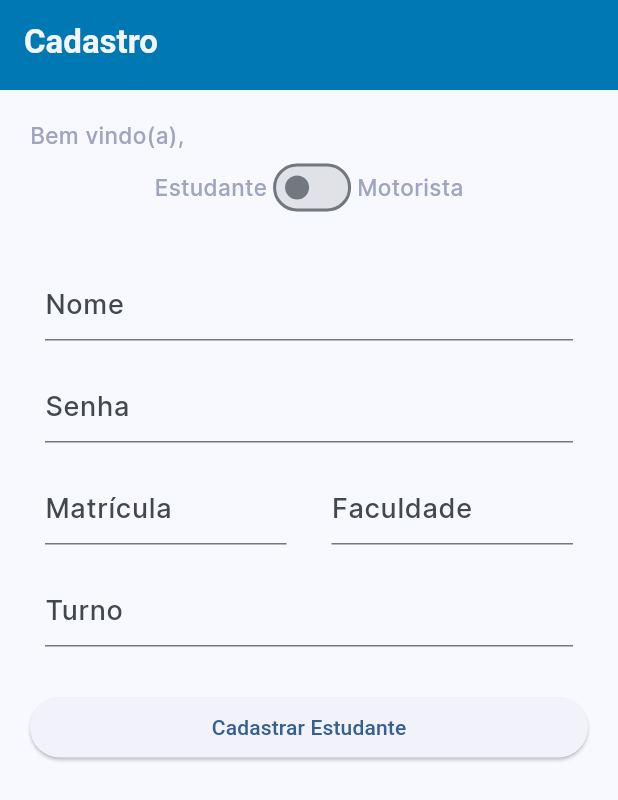
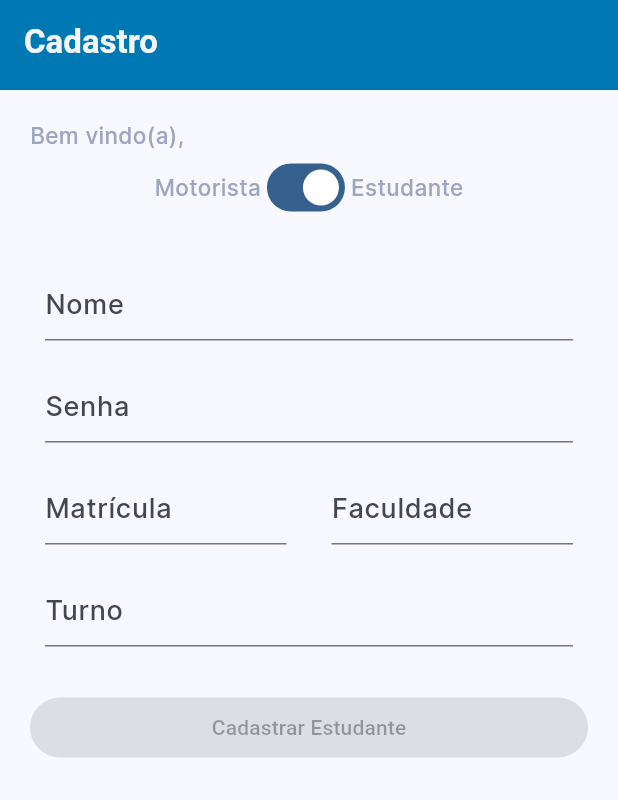
Before and after one commit to raixasantos/unibus, a Flutter app: the screen it shows after launch, after a tap on "Cadastro", on a phone screen of 412 x 824 dp. Shown: the top 800 px of the screen. Run offline on Flutter 3.47's test engine with Material 2 defaults, Android fonts, the phone set to English and light mode, and no system bars; our stand-ins replace geolocator, google_maps_flutter.

Commit message:
provider

```diff
--- /dev/null
+++ b/lib/components/CadastroProvider.dart
@@ -0,0 +1,82 @@
+import 'package:flutter/material.dart';
+
+class CadastroProvider with ChangeNotifier {
+  String _name = '';
+  String _senha = '';
+  bool _isMotorista = false; // Alterado para _isMotorista
+  String _matricula = '';
+  String _faculdade = '';
+  String _turno = '';
+  String _numeroCarteira = '';
+
+  bool get isCadastrarEnabled {
+    if (_isMotorista) {
+      return _name.isNotEmpty &&
+          _senha.isNotEmpty &&
+          _numeroCarteira.isNotEmpty;
+    } else {
+      return _name.isNotEmpty &&
+          _senha.isNotEmpty &&
+          _matricula.isNotEmpty &&
+          _faculdade.isNotEmpty &&
+          _turno.isNotEmpty;
+    }
+  }
+
+  String get name => _name;
+
+  set name(String value) {
+    _name = value;
+    print("Tem Nome");
+    notifyListeners();
+  }
+
+  String get senha => _senha;
+
+  set senha(String value) {
+    _senha = value;
+    print("Tem Senha");
+    notifyListeners();
+  }
+
+  bool get isMotorista => _isMotorista; // Alterado para isMotorista
+
+  set isMotorista(bool value) {
+    // Alterado para isMotorista
+    _isMotorista = value;
+    print("Motorista: $_isMotorista");
+    notifyListeners();
+  }
+
+  String get matricula => _matricula;
+
+  set matricula(String value) {
+    _matricula = value;
+    print("Tem matricula");
+    notifyListeners();
+  }
+
+  String get faculdade => _faculdade;
+
+  set faculdade(String value) {
+    _faculdade = value;
+    print("Tem faculdade");
+    notifyListeners();
+  }
+
+  String get turno => _turno;
+
+  set turno(String value) {
+    _turno = value;
+    print("Tem turno");
+    notifyListeners();
+  }
+
+  String get numeroCarteira => _numeroCarteira;
+
+  set numeroCarteira(String value) {
+    _numeroCarteira = value;
+    print("Tem carteira");
+    notifyListeners();
+  }
+}
--- a/lib/main.dart
+++ b/lib/main.dart
@@ -1,11 +1,21 @@
 import 'package:flutter/material.dart';
 import 'package:unibus/screens/login.dart';
 import 'package:unibus/theme.dart';
+import 'package:provider/provider.dart';
 
-void main() => runApp(const MyApp());
+import 'components/CadastroProvider.dart';
+
+void main() {
+  runApp(
+    ChangeNotifierProvider(
+      create: (context) => CadastroProvider(),
+      child: const MyApp(),
+    ),
+  );
+}
 
 class MyApp extends StatefulWidget {
-  const MyApp({super.key});
+  const MyApp({Key? key}) : super(key: key);
 
   @override
   State<MyApp> createState() => _MyAppState();
--- a/lib/screens/cadastro.dart
+++ b/lib/screens/cadastro.dart
@@ -3,37 +3,143 @@ import 'package:unibus/components/login/LoginCardButton.dart';
 import 'package:unibus/components/login/LoginInput.dart';
 import 'package:unibus/screens/login.dart';
 import 'package:unibus/widgets/custom_app_bar.dart';
-
+import 'package:provider/provider.dart';
+import '../components/CadastroProvider.dart';
 import '../models/Aluno.dart';
 import '../models/Motorista.dart';
 
 class Cadastro extends StatefulWidget {
-  Cadastro({super.key});
+  Cadastro({Key? key}) : super(key: key);
 
   @override
   State<Cadastro> createState() => _CadastroState();
 }
 
 class _CadastroState extends State<Cadastro> {
-  TextEditingController nameController = TextEditingController();
-  TextEditingController matriculaController = TextEditingController();
-  TextEditingController faculdadeController = TextEditingController();
-  TextEditingController turnoController = TextEditingController();
-  TextEditingController numeroCarteiraController = TextEditingController();
+  String name = "";
 
-  String name = "";
-  String senha = ""; // Adicione uma variável para armazenar a senha
+  @override
+  void initState() {
+    super.initState();
+    final cadastroProvider =
+        Provider.of<CadastroProvider>(context, listen: false);
+    print("isMotorista: ${cadastroProvider.isMotorista}");
+  }
 
   void changeName(String newName) {
+    final cadastroProvider =
+        Provider.of<CadastroProvider>(context, listen: false);
+    cadastroProvider.name = newName;
     setState(() {
       name = newName;
     });
   }
 
-  bool isEstudante = false;
+  Widget _buildEstudanteForm() {
+    return Column(
+      children: [
+        LoginInput("Nome", onChange: changeName),
+        LoginInput("Senha", isPassword: true, onChange: (value) {
+          final cadastroProvider =
+              Provider.of<CadastroProvider>(context, listen: false);
+          cadastroProvider.senha = value;
+        }),
+        Row(
+          children: [
+            Expanded(
+              child: LoginInput("Matrícula", onChange: (value) {
+                final cadastroProvider =
+                    Provider.of<CadastroProvider>(context, listen: false);
+                cadastroProvider.matricula = value;
+              }),
+            ),
+            const SizedBox(width: 10.0),
+            Expanded(
+              child: LoginInput("Faculdade", onChange: (value) {
+                final cadastroProvider =
+                    Provider.of<CadastroProvider>(context, listen: false);
+                cadastroProvider.faculdade = value;
+              }),
+            ),
+          ],
+        ),
+        LoginInput("Turno", onChange: (value) {
+          final cadastroProvider =
+              Provider.of<CadastroProvider>(context, listen: false);
+          cadastroProvider.turno = value;
+        }),
+        const SizedBox(height: 20.0),
+        Consumer<CadastroProvider>(builder: (context, cadastroProvider, child) {
+          return LoginCardButton(
+            Login(),
+            "Cadastrar Estudante",
+            onPressed: cadastroProvider.isCadastrarEnabled
+                ? () {
+                    // Se o botão de cadastro estiver habilitado
+                    String name = cadastroProvider.name;
+                    String matriculaValue = cadastroProvider.matricula;
+                    String faculdadeValue = cadastroProvider.faculdade;
+                    String turnoValue = cadastroProvider.turno;
+                    String senhaValue = cadastroProvider.senha;
+
+                    Aluno aluno = Aluno(name, int.parse(matriculaValue),
+                        senhaValue, faculdadeValue, turnoValue);
+
+                    print(aluno);
+                  }
+                : null, // Desabilitar o botão se não estiver pronto para cadastro
+          );
+        }),
+      ],
+    );
+  }
+
+  Widget _buildMotoristaForm() {
+    return Column(
+      children: [
+        LoginInput("Nome", onChange: changeName),
+        LoginInput("Senha", isPassword: true, onChange: (value) {
+          final cadastroProvider =
+              Provider.of<CadastroProvider>(context, listen: false);
+          cadastroProvider.senha = value;
+        }),
+        LoginInput("Numero da Carteira", onChange: (value) {
+          final cadastroProvider =
+              Provider.of<CadastroProvider>(context, listen: false);
+          cadastroProvider.numeroCarteira = value;
+        }),
+        const SizedBox(height: 20.0),
+        Consumer<CadastroProvider>(builder: (context, cadastroProvider, child) {
+          return LoginCardButton(
+            Login(),
+            "Cadastrar Motorista",
+            onPressed: cadastroProvider.isCadastrarEnabled
+                ? () {
+                    // Se o botão de cadastro estiver habilitado
+                    String name = cadastroProvider.name;
+                    String numeroCarteiraValue =
+                        cadastroProvider.numeroCarteira;
+                    String senhaValue = cadastroProvider.senha;
+
+                    Motorista motorista = Motorista(
+                        name,
+                        int.parse(numeroCarteiraValue),
+                        senhaValue,
+                        'sua_agenda');
+
+                    print(motorista);
+                  }
+                : null, // Desabilitar o botão se não estiver pronto para cadastro
+          );
+        }),
+      ],
+    );
+  }
 
   @override
   Widget build(BuildContext context) {
+    final cadastroProvider = Provider.of<CadastroProvider>(context);
+
     return Scaffold(
       appBar: const CustomAppBar(
         title: "Cadastro",
@@ -41,101 +147,28 @@ class _CadastroState extends State<Cadastro> {
       body: ListView(
         padding: const EdgeInsets.all(20.0),
         children: [
-          Text("Bem vindo(a), $name"),
+          Text("Bem vindo(a), ${cadastroProvider.name}"),
           Row(
             mainAxisAlignment: MainAxisAlignment.center,
             children: [
-              Text('Estudante'),
+              const Text('Motorista'),
               Switch(
-                value: isEstudante,
+                value: !cadastroProvider
+                    .isMotorista, // Invertido para usar isMotorista
                 onChanged: (value) {
-                  setState(() {
-                    isEstudante = value;
-                  });
+                  cadastroProvider.isMotorista =
+                      !value; // Invertido para usar isMotorista
                 },
               ),
-              Text('Motorista'),
+              const Text('Estudante'),
             ],
           ),
-          SizedBox(height: 20.0),
-          isEstudante ? _buildMotoristaForm() : _buildEstudanteForm(),
+          const SizedBox(height: 20.0),
+          cadastroProvider.isMotorista // Alterado para usar isMotorista
+              ? _buildMotoristaForm()
+              : _buildEstudanteForm(),
         ],
       ),
     );
   }
-
-  Widget _buildEstudanteForm() {
-    return Column(
-      children: [
-        LoginInput("Nome", controller: nameController, onChange: changeName),
-        LoginInput("Senha", isPassword: true, controller: null,
-            onChange: (value) {
-          senha = value;
-        }),
-        Row(
-          children: [
-            Expanded(
-              child: LoginInput("Matrícula", controller: matriculaController),
-            ),
-            SizedBox(width: 10.0),
-            Expanded(
-              child: LoginInput("Faculdade", controller: faculdadeController),
-            ),
-          ],
-        ),
-        LoginInput("Turno", controller: turnoController),
-        SizedBox(height: 20.0),
-        LoginCardButton(
-          Login(),
-          "Cadastrar Estudante",
-          onPressed: () {
-            // Obter os valores dos controladores
-            String name = nameController.text;
-            String matriculaValue = matriculaController.text;
-            String faculdadeValue = faculdadeController.text;
-            String turnoValue = turnoController.text;
-            String senhaValue = senha; // Obter a senha
-
-            // Criar um objeto Aluno
-            Aluno aluno = Aluno(name, int.parse(matriculaValue), senhaValue,
-                faculdadeValue, turnoValue);
-
-            // Imprimir o objeto Aluno
-            print(aluno);
-          },
-        ),
-      ],
-    );
-  }
-
-  Widget _buildMotoristaForm() {
-    return Column(
-      children: [
-        LoginInput("Nome", controller: nameController, onChange: changeName),
-        LoginInput("Senha", isPassword: true, controller: null,
-            onChange: (value) {
-          senha = value;
-        }),
-        LoginInput("Número da Carteira", controller: numeroCarteiraController),
-        SizedBox(height: 20.0),
-        LoginCardButton(
-          Login(),
-          "Cadastrar Motorista",
-          onPressed: () {
-            // Obter os valores dos controladores
-            String name = nameController.text;
-            String numeroCarteiraValue = numeroCarteiraController.text;
-            String senhaValue = senha; // Obter a senha
-
-            // Criar um objeto Motorista
-            Motorista motorista = Motorista(
-                name, int.parse(numeroCarteiraValue), senhaValue, 'sua_agenda');
-
-            // Imprimir o objeto Motorista
-            print(motorista);
-          },
-        ),
-      ],
-    );
-  }
 }
--- a/pubspec.yaml
+++ b/pubspec.yaml
@@ -36,6 +36,7 @@ dependencies:
   # The following adds the Cupertino Icons font to your application.
   # Use with the CupertinoIcons class for iOS style icons.
   cupertino_icons: ^1.0.2
+  provider: ^6.0.5
 
 dev_dependencies:
   flutter_test:
```
Also changed, not shown: pubspec.lock.
